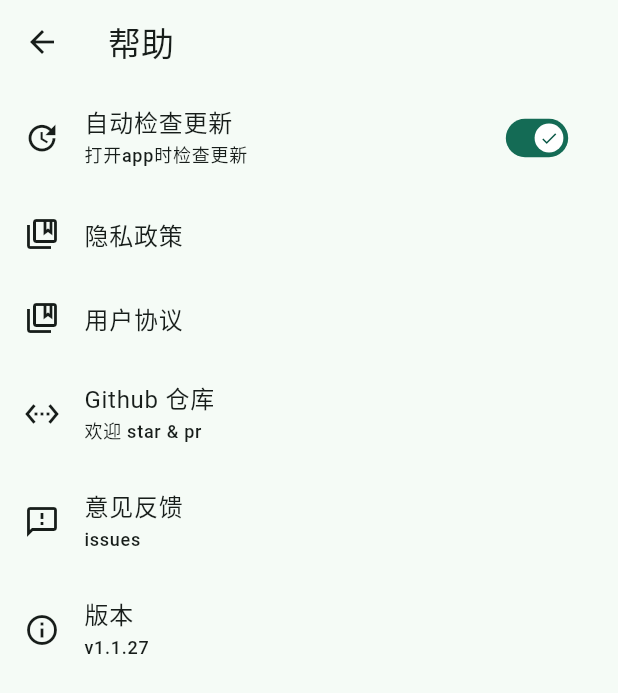
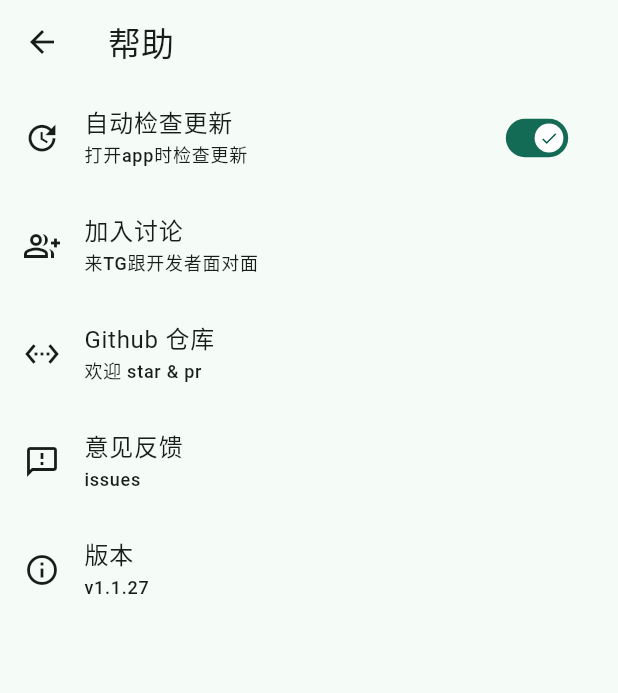
Before and after one commit to guozhigq/flutter_v2ex, a Flutter app: the HelpPage screen opened by its route, on a phone screen of 412 x 824 dp. Shown: the top 693 px of the screen. Run offline on Flutter 3.47's test engine with Material 2 defaults, Android fonts, the phone set to English and light mode, and no system bars; drawn by our look-alikes of dynamic_color, flutter_smart_dialog; our stand-ins replace cached_network_image, cookie_jar, device_info_plus, dio, dio_cookie_manager, easy_refresh and 13 more; missing offline and left inert: dio_http2_adapter, dio_http_cache, extended_tabs, extended_text_field, extended_text_library, flutter_html_iframe and 3 more; accounts and stored records are empty; Roboto replaces fonts that are missing (NotoSansSC).

Commit message:
mod: tg group link

```diff
--- a/lib/pages/page_help.dart
+++ b/lib/pages/page_help.dart
@@ -57,17 +57,24 @@ class HelpPageState extends State<HelpPage> with TickerProviderStateMixin {
                   }),
             ),
           ),
+          // ListTile(
+          //   onTap: () =>
+          //       Get.toNamed('/agreement', parameters: {'source': 'privacy'}),
+          //   leading: Icon(Icons.collections_bookmark_outlined, color: iconStyle,),
+          //   title: const Text('隐私政策'),
+          // ),
+          // ListTile(
+          //   onTap: () =>
+          //       Get.toNamed('/agreement', parameters: {'source': 'user'}),
+          //   leading: Icon(Icons.collections_bookmark_outlined, color: iconStyle,),
+          //   title: const Text('用户协议'),
+          // ),
           ListTile(
             onTap: () =>
-                Get.toNamed('/agreement', parameters: {'source': 'privacy'}),
-            leading: Icon(Icons.collections_bookmark_outlined, color: iconStyle,),
-            title: const Text('隐私政策'),
-          ),
-          ListTile(
-            onTap: () =>
-                Get.toNamed('/agreement', parameters: {'source': 'user'}),
-            leading: Icon(Icons.collections_bookmark_outlined, color: iconStyle,),
-            title: const Text('用户协议'),
+                Utils.openURL('https://t.me/+lm_oOVmF0RJiODk1'),
+            leading: Icon(Icons.group_add_outlined, color: iconStyle,),
+            title: const Text('加入讨论'),
+            subtitle: Text('来TG跟开发者面对面', style: subTitleStyle),
           ),
           ListTile(
             onTap: () =>
```
